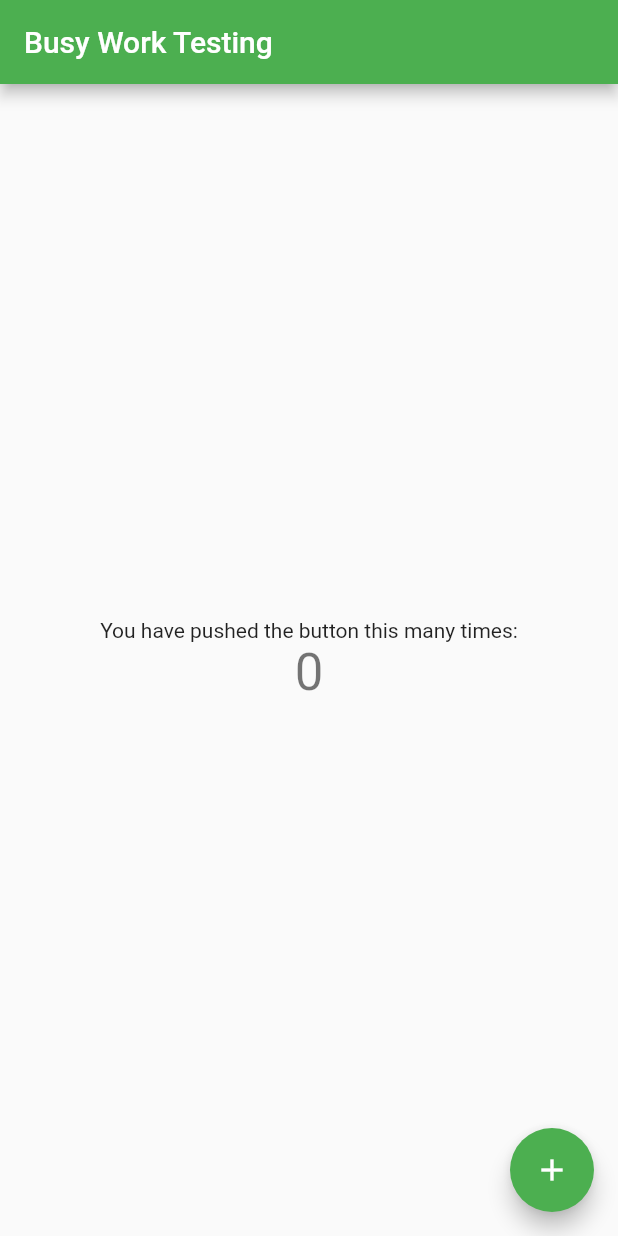
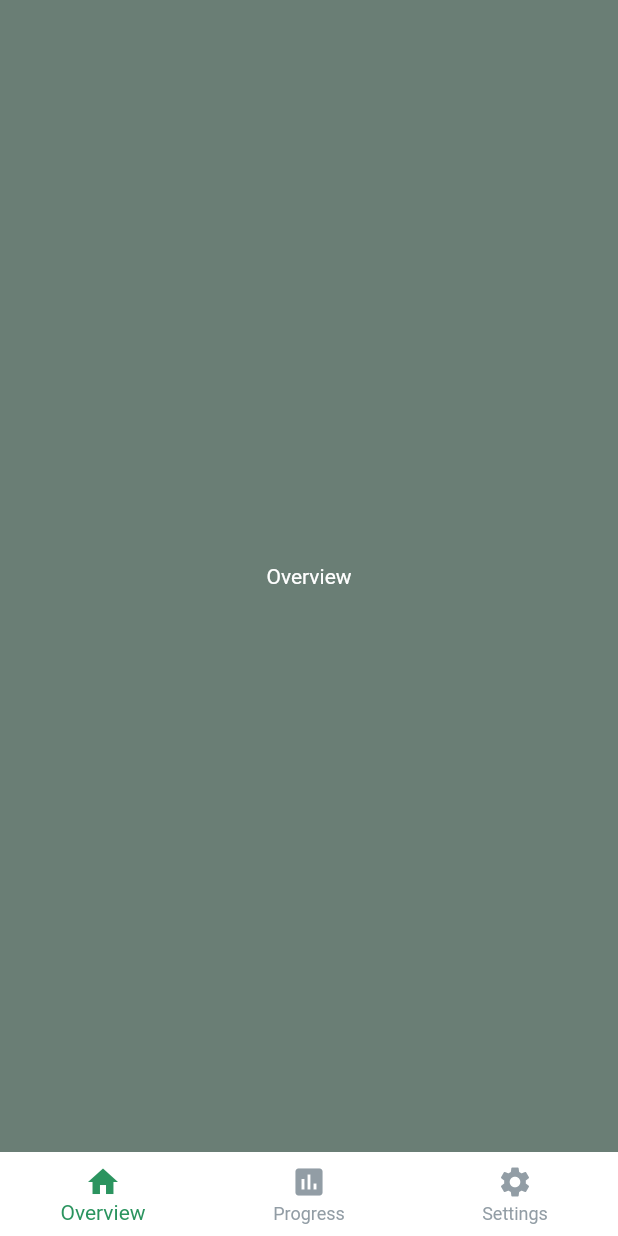
Before and after one commit to gaethalalou/BusyWork, a Flutter app: the screen it shows after launch, on a phone screen of 412 x 824 dp. Run offline on Flutter 3.47's test engine with Material 2 defaults, Android fonts, the phone set to English and light mode, and no system bars.

Commit message:
SetUp
Description on Slack

```diff
--- /dev/null
+++ b/project_busy_work/lib/home_widget.dart
@@ -0,0 +1,57 @@
+import 'package:flutter/material.dart';
+import 'placeholder_widget.dart';
+import 'myColors.dart';
+
+class Home extends StatefulWidget {
+  @override
+  State<StatefulWidget> createState() {
+      return _HomeState();
+    }
+}
+
+class _HomeState extends State<Home> {
+  int _currentIndex = 0;
+  final List<Widget> _children = [
+    PlaceholderWidget(bgGreen, "Overview"),
+    PlaceholderWidget(bgGreen, "Progress"),
+    PlaceholderWidget(bgGreen, "Settings")
+  ];
+
+  @override
+  Widget build(BuildContext context) {
+    return Scaffold(
+      // appBar: AppBar(
+      //   title: Text('Busy Work'),
+      // ),  commented to remove the app bar
+      body: _children[_currentIndex],
+      bottomNavigationBar: BottomNavigationBar(
+        elevation: 0.0, //to remove the border from the navigation bar
+        backgroundColor: Colors.white,
+        selectedItemColor: lGreen,//light green
+        unselectedItemColor: lGrey,//grey
+        onTap: onTabTapped,
+        currentIndex: _currentIndex,
+        items: [
+          BottomNavigationBarItem(
+            icon: new Icon(Icons.home),
+            title: new Text('Overview'),
+          ),
+          BottomNavigationBarItem(
+            icon: new Icon(Icons.assessment),
+            title: new Text('Progress'),
+          ),
+          BottomNavigationBarItem(
+            icon: Icon(Icons.settings),
+            title: Text('Settings')
+          )
+        ],
+      ),
+    );
+  }
+
+  void onTabTapped(int index) {
+    setState(() {
+      _currentIndex = index;
+    });
+  }
+}
--- a/project_busy_work/lib/main.dart
+++ b/project_busy_work/lib/main.dart
@@ -1,111 +1,22 @@
 import 'package:flutter/material.dart';
+import 'home_widget.dart';
+import 'package:flutter/services.dart';
 
-void main() => runApp(MyApp());
-
-class MyApp extends StatelessWidget {
-  // This widget is the root of your application.
-  @override
-  Widget build(BuildContext context) {
-    return MaterialApp(
-      title: 'Flutter Demo',
-      theme: ThemeData(
-        // This is the theme of your application.
-        //
-        // Try running your application with "flutter run". You'll see the
-        // application has a blue toolbar. Then, without quitting the app, try
-        // changing the primarySwatch below to Colors.green and then invoke
-        // "hot reload" (press "r" in the console where you ran "flutter run",
-        // or simply save your changes to "hot reload" in a Flutter IDE).
-        // Notice that the counter didn't reset back to zero; the application
-        // is not restarted.
-        primarySwatch: Colors.green,
-      ),
-      home: MyHomePage(title: 'Busy Work Testing'),
-    );
-  }
+void main() {
+  SystemChrome.setSystemUIOverlayStyle(SystemUiOverlayStyle(
+    statusBarColor: Colors.transparent,
+  ));
+  runApp(App());
 }
 
-class MyHomePage extends StatefulWidget {
-  MyHomePage({Key key, this.title}) : super(key: key);
+class App extends StatelessWidget {
+ @override
 
-  // This widget is the home page of your application. It is stateful, meaning
-  // that it has a State object (defined below) that contains fields that affect
-  // how it looks.
-
-  // This class is the configuration for the state. It holds the values (in this
-  // case the title) provided by the parent (in this case the App widget) and
-  // used by the build method of the State. Fields in a Widget subclass are
-  // always marked "final".
-
-  final String title;
-
-  @override
-  _MyHomePageState createState() => _MyHomePageState();
+ Widget build(BuildContext context) {
+   return MaterialApp(
+     title: 'Busy Work',
+     theme: ThemeData.dark(),
+     home: Home(),
+   );
+ }
 }
-
-class _MyHomePageState extends State<MyHomePage> {
-  int _counter = 0;
-
-  void _incrementCounter() {
-    setState(() {
-      // This call to setState tells the Flutter framework that something has
-      // changed in this State, which causes it to rerun the build method below
-      // so that the display can reflect the updated values. If we changed
-      // _counter without calling setState(), then the build method would not be
-      // called again, and so nothing would appear to happen.
-      _counter++;
-    });
-  }
-
-  @override
-  Widget build(BuildContext context) {
-    // This method is rerun every time setState is called, for instance as done
-    // by the _incrementCounter method above.
-    //
-    // The Flutter framework has been optimized to make rerunning build methods
-    // fast, so that you can just rebuild anything that needs updating rather
-    // than having to individually change instances of widgets.
-    return Scaffold(
-      appBar: AppBar(
-        // Here we take the value from the MyHomePage object that was created by
-        // the App.build method, and use it to set our appbar title.
-        title: Text(widget.title),
-      ),
-      body: Center(
-        // Center is a layout widget. It takes a single child and positions it
-        // in the middle of the parent.
-        child: Column(
-          // Column is also a layout widget. It takes a list of children and
-          // arranges them vertically. By default, it sizes itself to fit its
-          // children horizontally, and tries to be as tall as its parent.
-          //
-          // Invoke "debug painting" (press "p" in the console, choose the
-          // "Toggle Debug Paint" action from the Flutter Inspector in Android
-          // Studio, or the "Toggle Debug Paint" command in Visual Studio Code)
-          // to see the wireframe for each widget.
-          //
-          // Column has various properties to control how it sizes itself and
-          // how it positions its children. Here we use mainAxisAlignment to
-          // center the children vertically; the main axis here is the vertical
-          // axis because Columns are vertical (the cross axis would be
-          // horizontal).
-          mainAxisAlignment: MainAxisAlignment.center,
-          children: <Widget>[
-            Text(
-              'You have pushed the button this many times:',
-            ),
-            Text(
-              '$_counter',
-              style: Theme.of(context).textTheme.display1,
-            ),
-          ],
-        ),
-      ),
-      floatingActionButton: FloatingActionButton(
-        onPressed: _incrementCounter,
-        tooltip: 'Increment',
-        child: Icon(Icons.add),
-      ), // This trailing comma makes auto-formatting nicer for build methods.
-    );
-  }
-}
--- /dev/null
+++ b/project_busy_work/lib/myColors.dart
@@ -0,0 +1,5 @@
+import 'package:flutter/material.dart';
+
+Color lGreen= Color.fromRGBO(43, 148, 95, 100);//light green
+Color lGrey= Color.fromRGBO(146, 157, 165, 100);//grey
+Color bgGreen= Color.fromRGBO(106, 126, 117, 100); //background green
--- /dev/null
+++ b/project_busy_work/lib/placeholder_widget.dart
@@ -0,0 +1,18 @@
+import 'package:flutter/material.dart';
+
+class PlaceholderWidget extends StatelessWidget {
+  final Color color;
+  final String text;
+  PlaceholderWidget(this.color, this.text);
+
+  @override
+  Widget build(BuildContext context) {
+    return Scaffold(
+      body: Center(
+        child: Text(text)
+      ),
+      backgroundColor: color,
+    );
+  }
+
+}
```
